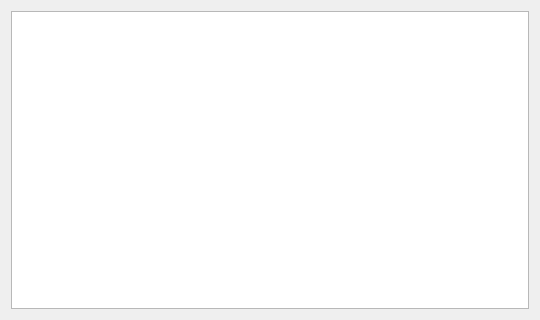
The window that dialogs/fundlistdialog.ui (caxapyk/TPointer) describes before a commit, drawn with Qt 5.
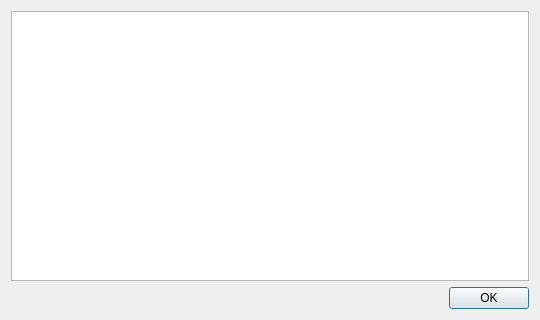
The same window after the commit. Icons and pictures are not drawn.

Patch:
```diff
--- a/dialogs/fundlistdialog.ui
+++ b/dialogs/fundlistdialog.ui
@@ -52,6 +52,13 @@
    <item>
     <layout class="QHBoxLayout" name="hL_controls"/>
    </item>
+   <item>
+    <widget class="QDialogButtonBox" name="buttonBox">
+     <property name="standardButtons">
+      <set>QDialogButtonBox::Ok</set>
+     </property>
+    </widget>
+   </item>
   </layout>
  </widget>
  <resources>
```
Left out of the diff: 19 changed lines with no effect on the pictures.
